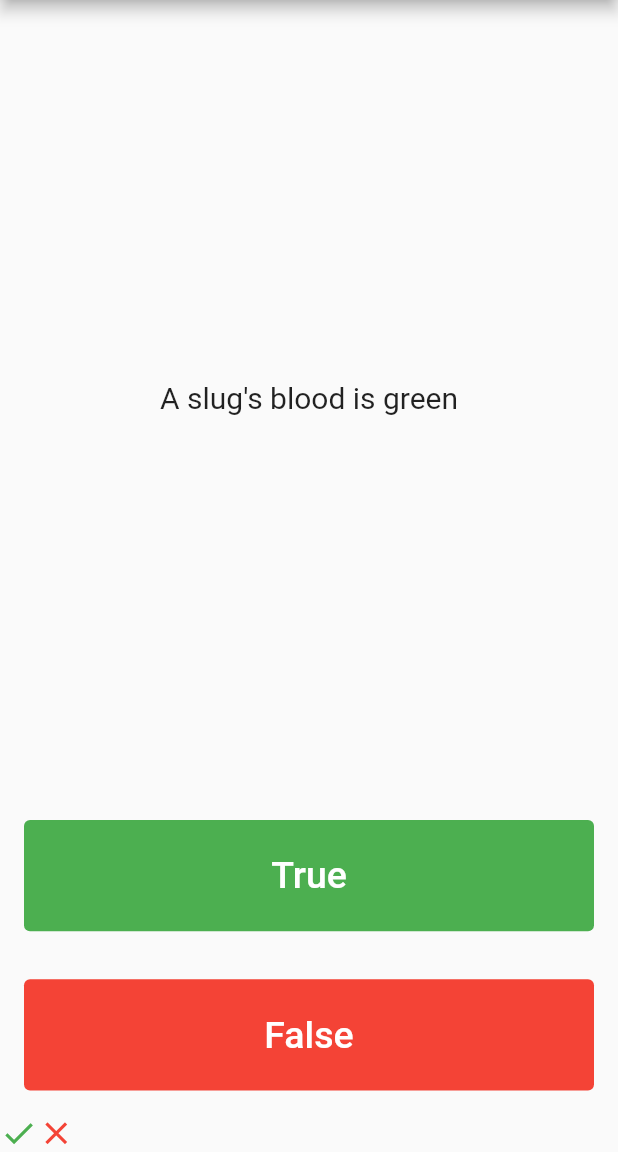
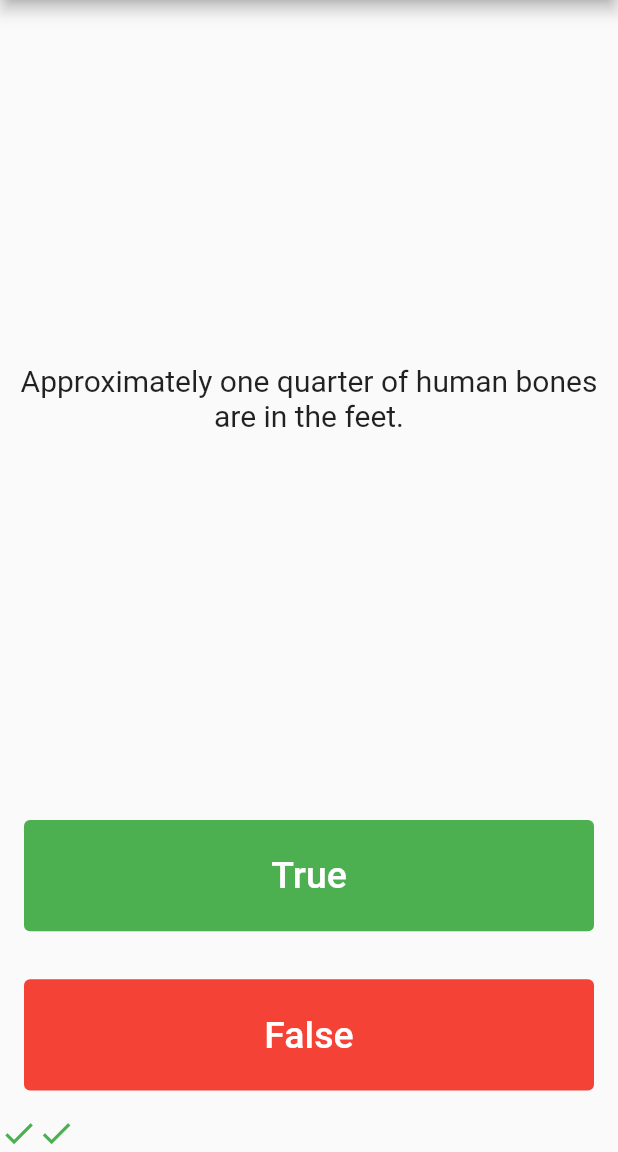
Before and after one commit to chididev/quiz_app, a Flutter app: the screen it shows after launch, after a tap on "True", after a tap on "False", on a phone screen of 412 x 824 dp, the part 84-1236 px from its top. Run offline on Flutter 3.47's test engine with Material 2 defaults, Android fonts, the phone set to English and light mode, and no system bars; our stand-ins replace rflutter_alert.

Commit message:
We've built out the entire functionality of the app but have not yet properly commented through our code.

```diff
--- a/lib/main.dart
+++ b/lib/main.dart
@@ -1,5 +1,8 @@
 import 'package:flutter/material.dart';
-import 'package:quiz_app/question.dart';
+import 'package:quiz_app/quizbrain.dart';
+import 'package:rflutter_alert/rflutter_alert.dart';
+
+QuizBrain quizBrain = QuizBrain();
 
 //The main function is the starting point of our app.
 void main() {
@@ -50,15 +53,52 @@ class _QuizPageState extends State<QuizPage> {
   //The scoreKeeper list keeps a list of the scores on our app.
   //It has a static data type of icons.
   List<Icon> scoreKeeper = [];
-  //The questionBank would hold all of our questions and associate them with their
-  //answers in a list.
-  List<Questions> questionBank = [
-    Questions(q: 'You can lead a cow down the stairs but not up the stairs', a: false),
-    Questions(q: 'Approximately one quarter of the human bones are in the feet', a: true),
-    Questions(q: 'A slug\'s blood is green', a: true),
-  ];
-  //The question number is a variable that keeps track of our questions displayed.
-  int questionNumber = 0;
+
+  void checkAnswer(bool userPickedAnswer) {
+    bool correctAnswer = quizBrain.getAnswer();
+    setState(() {
+      if (quizBrain.isFinished() == true) {
+        Alert(
+          context: context,
+          type: AlertType.error,
+          title: 'FINISHED',
+          desc: 'You\'ve reached the end of the quiz.',
+          buttons: [
+            DialogButton(
+              onPressed: () => Navigator.pop(context),
+              width: 200,
+              child: const Text(
+                'PLAY AGAIN',
+                style: TextStyle(color: Colors.white, fontSize: 20),
+              ),
+
+            )
+          ],
+        ).show();
+
+        quizBrain.reset();
+
+        scoreKeeper = [];
+      } else {
+        //The condition checks if the selected answer is true or false.
+        if (userPickedAnswer == correctAnswer) {
+          scoreKeeper.add(const Icon(
+            Icons.done,
+            color: Colors.green,
+            size: 25.0,
+          ));
+        } else {
+          scoreKeeper.add(const Icon(
+            Icons.close,
+            color: Colors.red,
+            size: 25.0,
+          ));
+        }
+
+        quizBrain.nextQuestion();
+      }
+    });
+  }
 
   @override
   Widget build(BuildContext context) {
@@ -73,7 +113,7 @@ class _QuizPageState extends State<QuizPage> {
               child: Text(
                 //This displays our questions from the list questions on the index
                 //number in the questionNumber variable.
-                questionBank[questionNumber].questionText,
+                quizBrain.getQuestion(),
                 textAlign: TextAlign.center,
                 style: const TextStyle(
                   fontSize: 20.0,
@@ -92,23 +132,7 @@ class _QuizPageState extends State<QuizPage> {
               ),
               //The user picked true when this button is clicked.
               onPressed: () {
-                //The variable correctAnswer checks for the correct answer when picked
-                //by the user
-                bool correctAnswer = questionBank[questionNumber].questionAnswer;
-                //The condition checks if the selected answer is true or false.
-                if(correctAnswer == true){
-                  print('The answer is right');
-                }else{
-                  print('The answer is wrong');
-                }
-                setState(() {
-                  questionNumber++;
-                  scoreKeeper.add(const Icon(
-                    Icons.done,
-                    color: Colors.green,
-                    size: 25.0,
-                  ));
-                });
+                checkAnswer(true);
               },
               child: const Text(
                 'True',
@@ -129,23 +153,7 @@ class _QuizPageState extends State<QuizPage> {
               ),
               //The user picked false when this button is clicked.
               onPressed: () {
-                //The variable correctAnswer checks for the correct answer when picked
-                //by the user
-                bool correctAnswer = questionBank[questionNumber].questionAnswer;
-                //The condition checks if the selected answer is true or false.
-                if(correctAnswer == false){
-                  print('The answer is right');
-                }else{
-                  print('The answer is wrong');
-                }
-                setState(() {
-                  questionNumber++;
-                  scoreKeeper.add(const Icon(
-                    Icons.close,
-                    color: Colors.red,
-                    size: 25.0,
-                  ));
-                });
+                checkAnswer(false);
               },
               child: const Text(
                 'False',
--- a/lib/question.dart
+++ b/lib/question.dart
@@ -5,8 +5,5 @@ class Questions{
   late String questionText;
   late bool questionAnswer;
   //This is our Questions class constructors.
-  Questions({required String q, required bool a}){
-    questionText = q;
-    questionAnswer = a;
-  }
+  Questions(this.questionText, this.questionAnswer);
 }
--- /dev/null
+++ b/lib/quizbrain.dart
@@ -0,0 +1,48 @@
+import 'package:quiz_app/question.dart';
+
+class QuizBrain{
+  //The question number is a variable that keeps track of our questions displayed.
+  int _questionNumber = 0;
+
+  final List<Questions> _questionBank = [
+    Questions('Some cats are actually allergic to humans', true),
+    Questions('You can lead a cow down stairs but not up stairs.', false),
+    Questions('Approximately one quarter of human bones are in the feet.', true),
+    Questions('A slug\'s blood is green.', true),
+    Questions('Buzz Aldrin\'s mother\'s maiden name was \"Moon\".', true),
+    Questions('It is illegal to pee in the Ocean in Portugal.', true),
+    Questions('No piece of square dry paper can be folded in half more than 7 times.', false),
+    Questions('In London, UK, if you happen to die in the House of Parliament, you are technically entitled to a state funeral, because the building is considered too sacred a place.', true),
+    Questions('The loudest sound produced by any animal is 188 decibels. That animal is the African Elephant.', false),
+    Questions('The total surface area of two human lungs is approximately 70 square metres.', true),
+    Questions('Google was originally called \"Backrub\".', true),
+    Questions('Chocolate affects a dog\'s heart and nervous system; a few ounces are enough to kill a small dog.', true),
+    Questions('In West Virginia, USA, if you accidentally hit an animal with your car, you are free to take it home to eat.', true),
+  ];
+
+  void nextQuestion(){
+    if (_questionNumber < _questionBank.length - 1){
+      _questionNumber++;
+    }
+  }
+
+ String getQuestion(){
+   return _questionBank[_questionNumber].questionText;
+ }
+
+ bool getAnswer(){
+   return _questionBank[_questionNumber].questionAnswer;
+ }
+
+  bool isFinished() {
+    if (_questionNumber >= _questionBank.length - 1) {
+      return true;
+    } else {
+      return false;
+    }
+  }
+
+  void reset() {
+    _questionNumber = 0;
+  }
+}
--- a/pubspec.yaml
+++ b/pubspec.yaml
@@ -34,6 +34,7 @@ dependencies:
   # The following adds the Cupertino Icons font to your application.
   # Use with the CupertinoIcons class for iOS style icons.
   cupertino_icons: ^1.0.2
+  rflutter_alert: ^2.0.4
 
 dev_dependencies:
   flutter_test:
```
Also changed, not shown: pubspec.lock.
